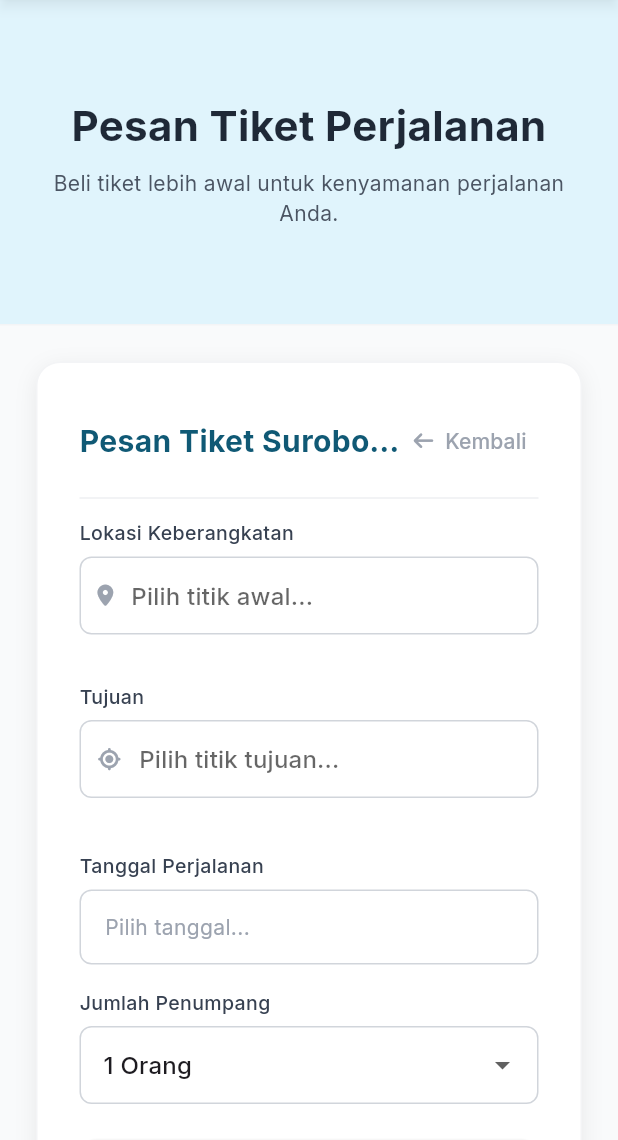
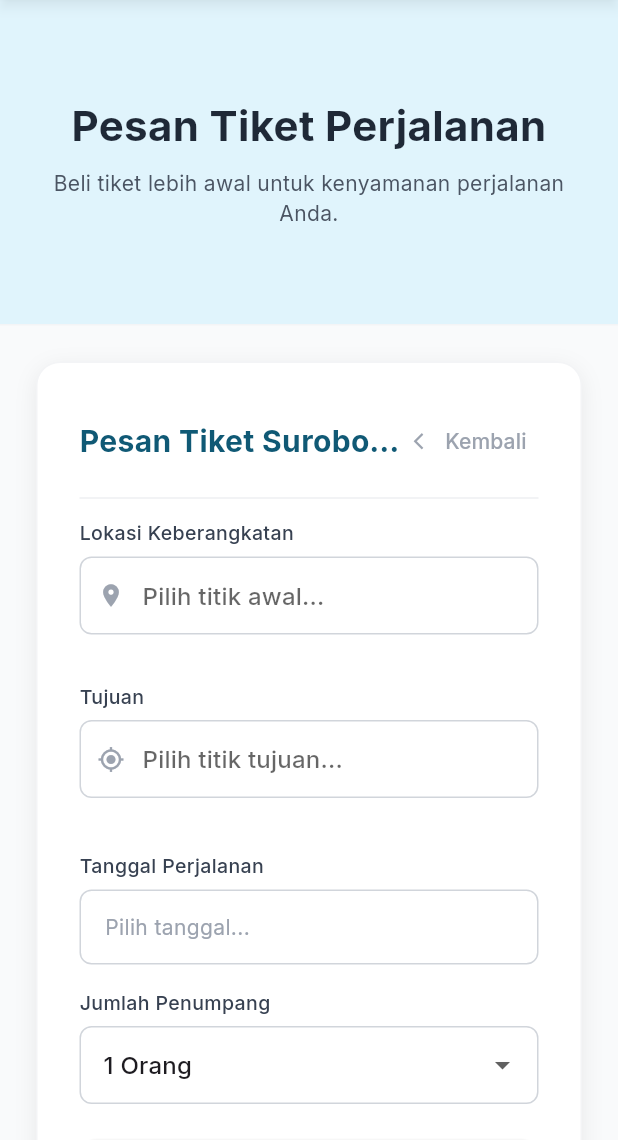
Before and after one commit to Ammartriwahyu/Gobis-DAMP-Kelompok4, a Flutter app: the TiketPage screen opened by its route, after a tap on an icon or button, on a phone screen of 412 x 824 dp, the part 96-1236 px from its top. Run offline on Flutter 3.47's test engine with Material 3 defaults, Android fonts, the light colour scheme and no system bars; our stand-ins replace flutter_map, font_awesome_flutter, google_fonts, latlong2; network calls fail.

Commit message:
fix: ganti ikon FA rusak ke Material Icons, hilangkan hamburger di desktop

```diff
--- a/lib/core/widgets/app_footer.dart
+++ b/lib/core/widgets/app_footer.dart
@@ -1,5 +1,4 @@
 import 'package:flutter/material.dart';
-import 'package:font_awesome_flutter/font_awesome_flutter.dart';
 import '../constants/app_colors.dart';
 
 class AppFooter extends StatelessWidget {
@@ -70,21 +69,21 @@ class AppFooter extends StatelessWidget {
     return Row(
       mainAxisAlignment: MainAxisAlignment.center,
       children: [
-        _socialIcon(FontAwesomeIcons.instagram),
+        _socialIcon(Icons.photo_camera),
         const SizedBox(width: 16),
-        _socialIcon(FontAwesomeIcons.xTwitter),
+        _socialIcon(Icons.alternate_email),
         const SizedBox(width: 16),
-        _socialIcon(FontAwesomeIcons.envelope),
+        _socialIcon(Icons.email),
       ],
     );
   }
 
-  Widget _socialIcon(FaIconData icon) {
+  Widget _socialIcon(IconData icon) {
     return MouseRegion(
       cursor: SystemMouseCursors.click,
       child: GestureDetector(
         onTap: () {},
-        child: FaIcon(icon, color: AppColors.gray400, size: 20),
+        child: Icon(icon, color: AppColors.gray400, size: 20),
       ),
     );
   }
--- a/lib/core/widgets/app_nav_bar.dart
+++ b/lib/core/widgets/app_nav_bar.dart
@@ -19,6 +19,7 @@ class AppNavBar extends StatelessWidget implements PreferredSizeWidget {
       elevation: 3,
       shadowColor: Colors.black26,
       automaticallyImplyLeading: false,
+      actions: const [],
       titleSpacing: 0,
       title: Padding(
         padding: const EdgeInsets.symmetric(horizontal: 16),
--- a/lib/features/jadwal/presentation/widgets/jadwal_pemberhentian_tab.dart
+++ b/lib/features/jadwal/presentation/widgets/jadwal_pemberhentian_tab.dart
@@ -1,5 +1,4 @@
 import 'package:flutter/material.dart';
-import 'package:font_awesome_flutter/font_awesome_flutter.dart';
 import '../../../../core/constants/app_colors.dart';
 
 class JadwalPemberhentianTab extends StatefulWidget {
@@ -73,7 +72,7 @@ class _JadwalPemberhentianTabState extends State<JadwalPemberhentianTab> {
                 const SizedBox(width: 12),
                 ElevatedButton.icon(
                   onPressed: () {},
-                  icon: const FaIcon(FontAwesomeIcons.magnifyingGlass, size: 14),
+                  icon: const Icon(Icons.search, size: 18),
                   label: const Text('Cari'),
                   style: ElevatedButton.styleFrom(
                     backgroundColor: AppColors.primary,
--- a/lib/features/tiket/presentation/widgets/tiket_form.dart
+++ b/lib/features/tiket/presentation/widgets/tiket_form.dart
@@ -1,5 +1,4 @@
 import 'package:flutter/material.dart';
-import 'package:font_awesome_flutter/font_awesome_flutter.dart';
 import '../../../../core/constants/app_colors.dart';
 
 class TiketForm extends StatefulWidget {
@@ -99,8 +98,8 @@ class _TiketFormState extends State<TiketForm> {
                 ),
                 TextButton.icon(
                   onPressed: widget.onBack,
-                  icon: const FaIcon(
-                    FontAwesomeIcons.arrowLeft,
+                  icon: const Icon(
+                    Icons.arrow_back_ios,
                     size: 13,
                     color: AppColors.gray400,
                   ),
@@ -121,9 +120,9 @@ class _TiketFormState extends State<TiketForm> {
                   label: 'Lokasi Keberangkatan',
                   hint: 'Pilih titik awal...',
                   controller: _keberangkatanCtrl,
-                  prefixIcon: const FaIcon(
-                    FontAwesomeIcons.locationDot,
-                    size: 14,
+                  prefixIcon: const Icon(
+                    Icons.location_on,
+                    size: 18,
                     color: AppColors.gray400,
                   ),
                   validator: (v) =>
@@ -133,9 +132,9 @@ class _TiketFormState extends State<TiketForm> {
                   label: 'Tujuan',
                   hint: 'Pilih titik tujuan...',
                   controller: _tujuanCtrl,
-                  prefixIcon: const FaIcon(
-                    FontAwesomeIcons.locationCrosshairs,
-                    size: 14,
+                  prefixIcon: const Icon(
+                    Icons.my_location,
+                    size: 18,
                     color: AppColors.gray400,
                   ),
                   validator: (v) =>
--- a/lib/features/tiket/presentation/widgets/tiket_selection.dart
+++ b/lib/features/tiket/presentation/widgets/tiket_selection.dart
@@ -1,5 +1,4 @@
 import 'package:flutter/material.dart';
-import 'package:font_awesome_flutter/font_awesome_flutter.dart';
 import '../../../../core/constants/app_colors.dart';
 
 class TiketSelection extends StatelessWidget {
@@ -29,7 +28,7 @@ class TiketSelection extends StatelessWidget {
                 child: _TiketCard(
                   jenis: 'Suroboyo Bus',
                   subtitle: 'Perjalanan dalam kota (QRIS / Poin Sampah)',
-                  icon: FontAwesomeIcons.ticket,
+                  icon: Icons.confirmation_number,
                   iconBg: AppColors.primaryLight,
                   iconColor: AppColors.primaryDark,
                   borderHoverColor: AppColors.primary,
@@ -41,7 +40,7 @@ class TiketSelection extends StatelessWidget {
                 child: _TiketCard(
                   jenis: 'Bus Kota / AKDP',
                   subtitle: 'Perjalanan antar kota / terminal',
-                  icon: FontAwesomeIcons.busSimple,
+                  icon: Icons.commute,
                   iconBg: AppColors.sky50,
                   iconColor: AppColors.sky600,
                   borderHoverColor: AppColors.sky400,
@@ -56,7 +55,7 @@ class TiketSelection extends StatelessWidget {
               _TiketCard(
                 jenis: 'Suroboyo Bus',
                 subtitle: 'Perjalanan dalam kota (QRIS / Poin Sampah)',
-                icon: FontAwesomeIcons.ticket,
+                icon: Icons.confirmation_number,
                 iconBg: AppColors.primaryLight,
                 iconColor: AppColors.primaryDark,
                 borderHoverColor: AppColors.primary,
@@ -66,7 +65,7 @@ class TiketSelection extends StatelessWidget {
               _TiketCard(
                 jenis: 'Bus Kota / AKDP',
                 subtitle: 'Perjalanan antar kota / terminal',
-                icon: FontAwesomeIcons.busSimple,
+                icon: Icons.commute,
                 iconBg: AppColors.sky50,
                 iconColor: AppColors.sky600,
                 borderHoverColor: AppColors.sky400,
@@ -82,7 +81,7 @@ class TiketSelection extends StatelessWidget {
 class _TiketCard extends StatefulWidget {
   final String jenis;
   final String subtitle;
-  final FaIconData icon;
+  final IconData icon;
   final Color iconBg;
   final Color iconColor;
   final Color borderHoverColor;
@@ -137,15 +136,11 @@ class _TiketCardState extends State<_TiketCard> {
                 width: 64,
                 height: 64,
                 decoration: BoxDecoration(
-                  color: _hovering ? widget.iconBg : widget.iconBg,
+                  color: widget.iconBg,
                   borderRadius: BorderRadius.circular(12),
                 ),
                 child: Center(
-                  child: FaIcon(
-                    widget.icon,
-                    color: widget.iconColor,
-                    size: 24,
-                  ),
+                  child: Icon(widget.icon, color: widget.iconColor, size: 28),
                 ),
               ),
               const SizedBox(width: 16),
--- a/pubspec.yaml
+++ b/pubspec.yaml
@@ -5,7 +5,7 @@ publish_to: 'none'
 version: 1.0.0+1
 
 environment:
-  sdk: ^3.0.0
+  sdk: ^3.12.1
 
 dependencies:
   flutter:
```
Also changed, not shown: lib/features/auth/presentation/pages/login_page.dart (+8 -9 lines), lib/features/home/presentation/widgets/cara_section.dart (+6 -7 lines), lib/features/home/presentation/widgets/layanan_section.dart (+6 -7 lines), lib/features/peta/presentation/pages/peta_page.dart (+6 -7 lines), lib/features/peta/presentation/widgets/halte_info_sheet.dart (+4 -33 lines), lib/features/peta/presentation/widgets/peta_modal.dart (+5 -7 lines).
